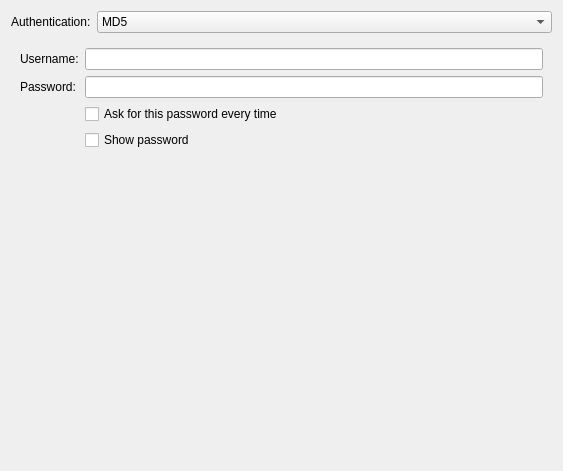
First picture: the form in lib/editor/ui/802-1x.ui, repository KDE/plasma-nm, before the edit.
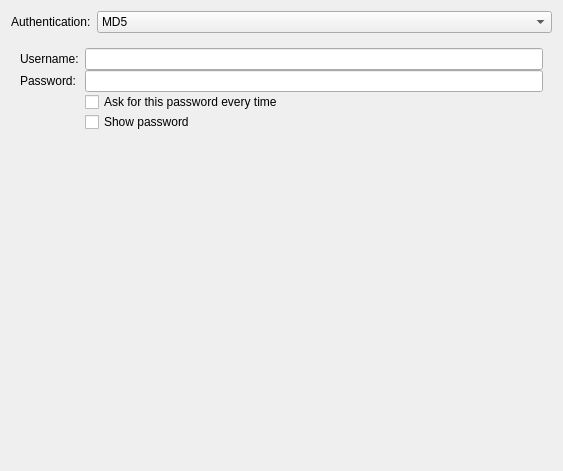
Second picture: the form after the edit. Custom widgets are drawn as their Qt base class.

Commit message:
Add verticalSpacing property to QFormLayouts
This makes them not crash on instantiation, otherwise hitting an ASSERT
deep in Qt. (Which should be fixed, nevertheless.)

The edit to the form file:
```diff
--- a/lib/editor/ui/802-1x.ui
+++ b/lib/editor/ui/802-1x.ui
@@ -66,6 +66,9 @@
     <widget class="QStackedWidget" name="stackedWidget">
      <widget class="QWidget" name="md5Page">
       <layout class="QFormLayout" name="formLayout">
+       <property name="verticalSpacing">
+         <number>0</number>
+       </property>
        <item row="0" column="0">
         <widget class="QLabel" name="label_2">
          <property name="text">
```
Left out of the diff: 15 changed lines with no effect on the pictures. The commit also changes 12 other files.
